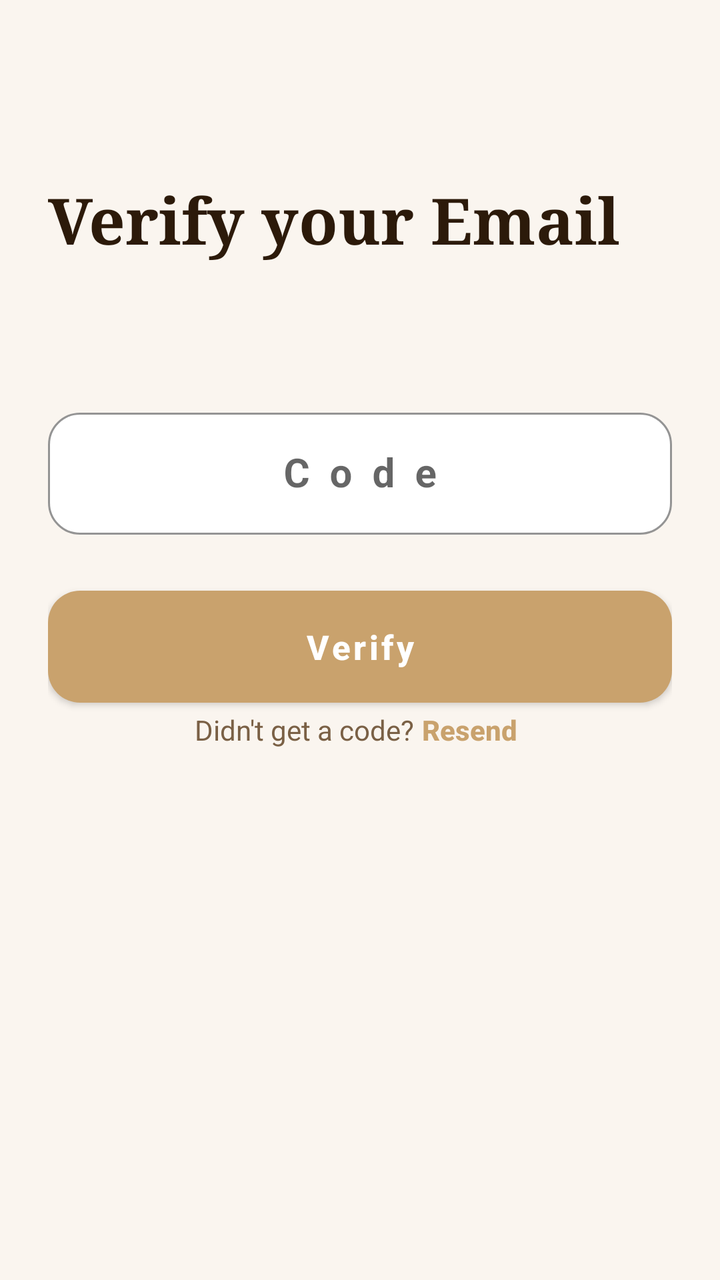
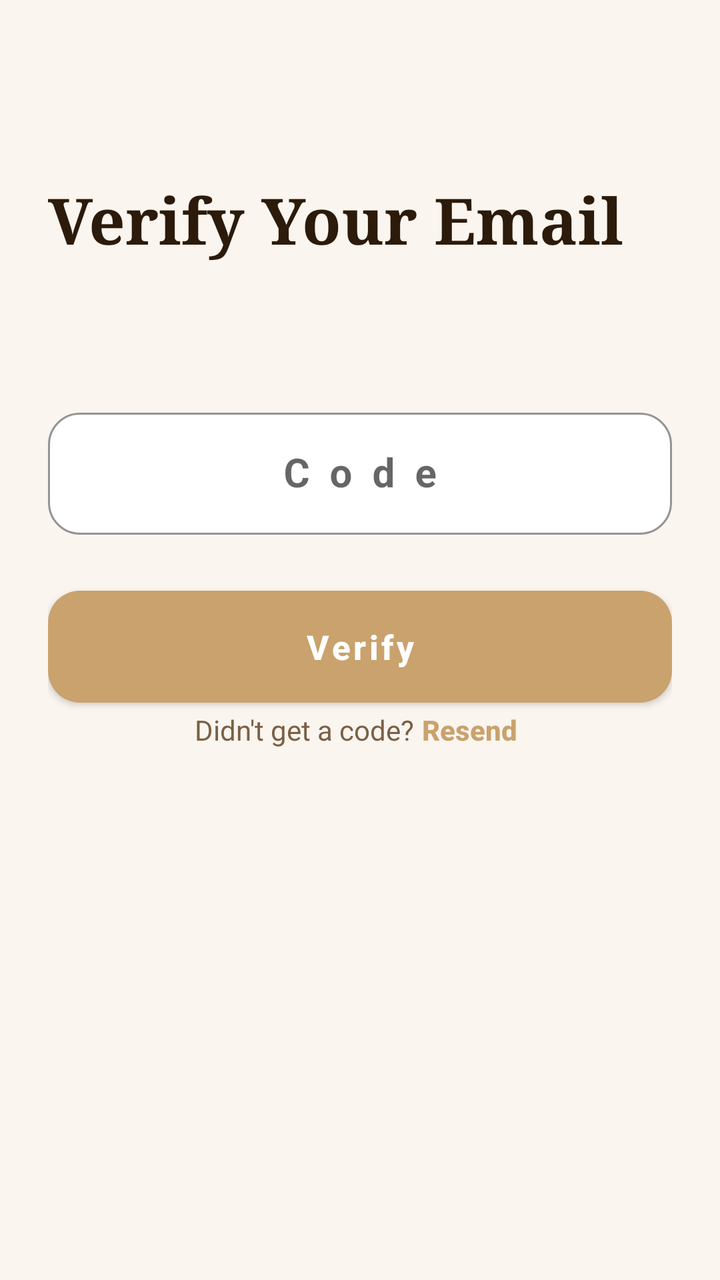

Before-and-after screenshots of an Android layout around one commit, followed by the original layout XML and the change that was made.
<!-- AndroidManifest.xml: application theme Theme.Lustre -->
<!-- res/layout/activity_otp.xml -->
<?xml version="1.0" encoding="utf-8"?>
<androidx.constraintlayout.widget.ConstraintLayout xmlns:android="http://schemas.android.com/apk/res/android"
    xmlns:app="http://schemas.android.com/apk/res-auto"
    android:layout_width="match_parent"
    android:layout_height="match_parent"
    android:background="@color/cream_bg"
    android:padding="24dp">

    <TextView
        android:id="@+id/tv_title"
        android:layout_width="wrap_content"
        android:layout_height="wrap_content"
        android:layout_marginTop="64dp"
        android:fontFamily="serif"
        android:text="Verify your Email"
        android:textColor="@color/text_dark"
        android:textSize="32sp"
        android:textStyle="bold"
        app:layout_constraintStart_toStartOf="parent"
        app:layout_constraintTop_toTopOf="parent" />

    <TextView
        android:id="@+id/tv_subtitle"
        android:layout_width="wrap_content"
        android:layout_height="wrap_content"
        android:layout_marginTop="8dp"
        android:fontFamily="sans-serif"
        android:text=""
        android:textColor="@color/text_medium"
        android:textSize="16sp"
        app:layout_constraintStart_toStartOf="parent"
        app:layout_constraintTop_toBottomOf="@id/tv_title" />

    <com.google.android.material.textfield.TextInputLayout
        android:id="@+id/til_otp_code"
        style="@style/Widget.MaterialComponents.TextInputLayout.OutlinedBox"
        android:layout_width="match_parent"
        android:layout_height="wrap_content"
        android:layout_marginTop="40dp"
        android:hint="Code"
        app:boxBackgroundColor="@color/white"
        app:boxCornerRadiusBottomEnd="16dp"
        app:boxCornerRadiusBottomStart="16dp"
        app:boxCornerRadiusTopEnd="16dp"
        app:boxCornerRadiusTopStart="16dp"
        app:boxStrokeColor="@color/gold_main"
        app:hintTextColor="@color/gold_main"
        app:layout_constraintTop_toBottomOf="@id/tv_subtitle">

        <com.google.android.material.textfield.TextInputEditText
            android:id="@+id/et_otp_code"
            android:layout_width="match_parent"
            android:layout_height="wrap_content"
            android:gravity="center"
            android:inputType="number"
            android:letterSpacing="0.5"
            android:textColor="@color/text_dark"
            android:textColorHint="@color/text_light"
            android:maxLength="6"
            android:textSize="20sp"
            android:textStyle="bold"
            />
    </com.google.android.material.textfield.TextInputLayout>

    <Button
        android:id="@+id/btn_verify"
        android:layout_width="match_parent"
        android:layout_height="56dp"
        android:layout_marginTop="28dp"
        android:background="@drawable/bg_button_gold"
        android:fontFamily="sans-serif-medium"
        android:text="Verify"
        android:textAllCaps="false"
        android:textColor="@color/white"
        android:textSize="17sp"
        android:textStyle="bold"
        app:layout_constraintTop_toBottomOf="@id/til_otp_code" />

    <LinearLayout
        android:id="@+id/ll_resend"
        android:layout_width="wrap_content"
        android:layout_height="wrap_content"
        android:layout_marginBottom="24dp"
        android:gravity="center"
        android:orientation="horizontal"
        app:layout_constraintEnd_toEndOf="parent"
        app:layout_constraintStart_toStartOf="parent"
        app:layout_constraintTop_toBottomOf="@id/btn_verify"
        >

        <TextView
            android:layout_width="wrap_content"
            android:layout_height="wrap_content"
            android:fontFamily="sans-serif"
            android:text="Didn't get a code?"
            android:textColor="@color/text_medium"/>

        <TextView
            android:id="@+id/btn_resend"
            android:layout_width="wrap_content"
            android:layout_height="wrap_content"
            android:text="Resend"
            android:textAllCaps="false"
            android:fontFamily="sans-serif-medium"
            android:textColor="@color/gold_main"
            android:textStyle="bold"
            android:padding="4dp"
            />

    </LinearLayout>

</androidx.constraintlayout.widget.ConstraintLayout>
<!-- resources referenced by this layout -->
<resources>
  <color name="cream_bg">#FAF5EF</color>
  <color name="gold_main">#C9A26D</color>
  <color name="text_dark">#2C1A0A</color>
  <color name="text_light">#9B8060</color>
  <color name="text_medium">#7A6045</color>
  <color name="white">#FFFFFF</color>
  <!-- drawable bg_button_gold (drawable) -->
  <?xml version="1.0" encoding="utf-8"?>
  <shape xmlns:android="http://schemas.android.com/apk/res/android"
      android:shape="rectangle">
      <corners android:radius="16dp" />
      <gradient
          android:type="linear"
          android:angle="135"
          android:startColor="#C9A26D"
          android:endColor="#8B5E2A" />
  </shape>
  <style name="Theme.Lustre" parent="Theme.MaterialComponents.Light.NoActionBar">
          <item name="colorPrimary">@color/gold_light</item>
          <item name="colorPrimaryVariant">@color/gold_dark</item>
          <item name="colorOnPrimary">@color/white</item>
          <item name="colorSecondary">@color/gold_dark</item>
          <item name="colorSecondaryVariant">@color/gold_darker</item>
          <item name="colorOnSecondary">@color/white</item>
          <item name="android:colorBackground">@color/cream_bg</item>
          <item name="android:statusBarColor">@color/gold_dark</item>
          <item name="android:navigationBarColor">@color/white</item>
          <item name="android:windowBackground">@color/cream_bg</item>
          <item name="android:fontFamily">sans-serif</item>
      </style>
  <color name="gold_light">#C9A26D</color>
  <color name="gold_dark">#8B5E2A</color>
  <color name="gold_darker">#5C3010</color>
</resources>

<!-- the commit's change to res/layout/activity_otp.xml (unified diff, before → after) -->
@@ -12,7 +12,7 @@
         android:layout_height="wrap_content"
         android:layout_marginTop="64dp"
         android:fontFamily="serif"
-        android:text="Verify your Email"
+        android:text="@string/verify_email"
         android:textColor="@color/text_dark"
         android:textSize="32sp"
         android:textStyle="bold"
@@ -37,7 +37,7 @@
         android:layout_width="match_parent"
         android:layout_height="wrap_content"
         android:layout_marginTop="40dp"
-        android:hint="Code"
+        android:hint="@string/code"
         app:boxBackgroundColor="@color/white"
         app:boxCornerRadiusBottomEnd="16dp"
         app:boxCornerRadiusBottomStart="16dp"
@@ -69,7 +69,7 @@
         android:layout_marginTop="28dp"
         android:background="@drawable/bg_button_gold"
         android:fontFamily="sans-serif-medium"
-        android:text="Verify"
+        android:text="@string/verify"
         android:textAllCaps="false"
         android:textColor="@color/white"
         android:textSize="17sp"
@@ -92,14 +92,14 @@
             android:layout_width="wrap_content"
             android:layout_height="wrap_content"
             android:fontFamily="sans-serif"
-            android:text="Didn't get a code?"
+            android:text="@string/didnot_get_code"
             android:textColor="@color/text_medium"/>
 
         <TextView
             android:id="@+id/btn_resend"
             android:layout_width="wrap_content"
             android:layout_height="wrap_content"
-            android:text="Resend"
+            android:text="@string/resend"
             android:textAllCaps="false"
             android:fontFamily="sans-serif-medium"
             android:textColor="@color/gold_main"
<!-- resource entries referenced after the edit -->
@@ -17,6 +17,11 @@
           android:startColor="#C9A26D"
           android:endColor="#8B5E2A" />
   </shape>
+  <string name="code">Code</string>
+  <string name="didnot_get_code">Didn\'t get a code?</string>
+  <string name="resend">Resend</string>
+  <string name="verify">Verify</string>
+  <string name="verify_email">Verify Your Email</string>
   <style name="Theme.Lustre" parent="Theme.MaterialComponents.Light.NoActionBar">
           <item name="colorPrimary">@color/gold_light</item>
           <item name="colorPrimaryVariant">@color/gold_dark</item>
